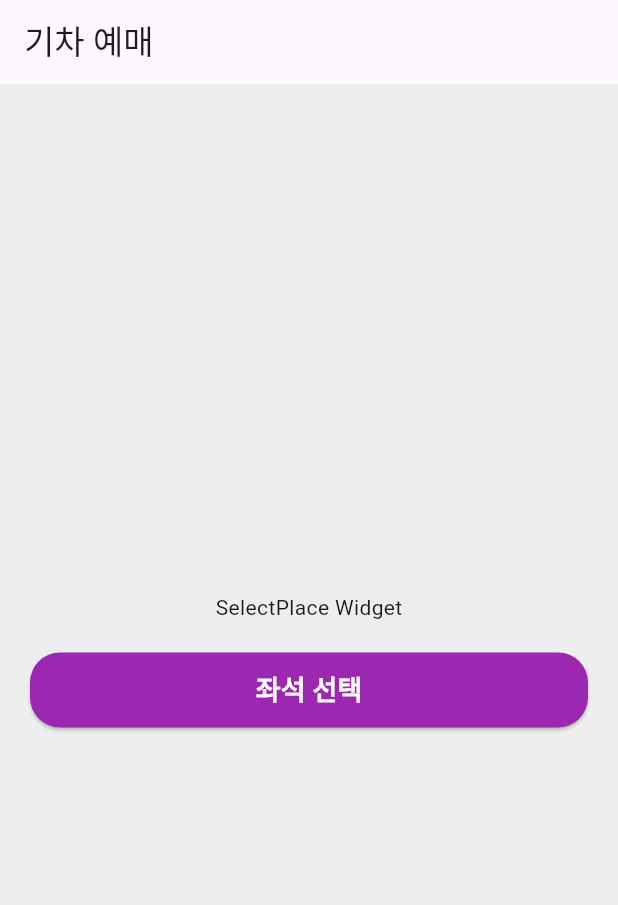
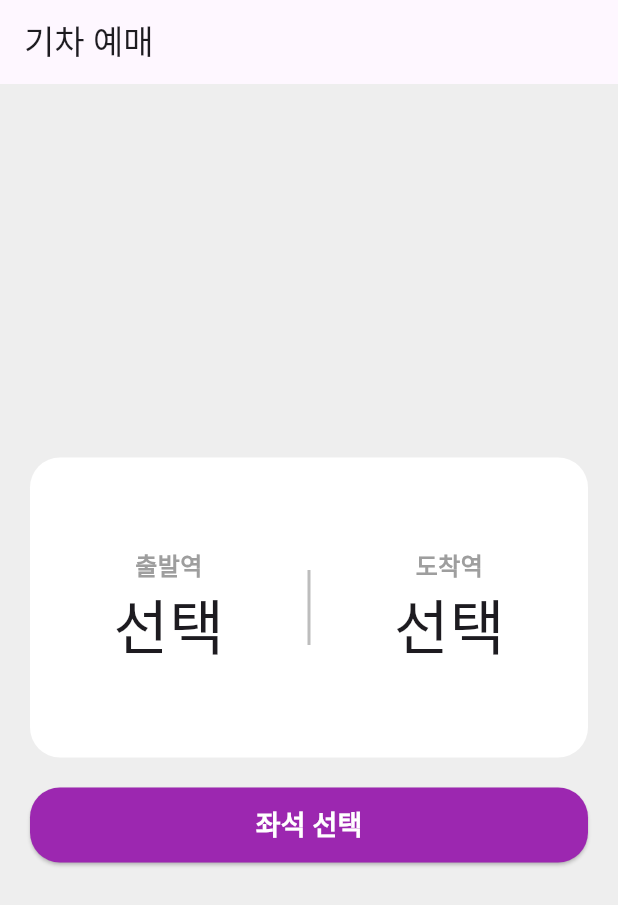
Before and after one commit to PolarisAnnie/flutter_train_app, a Flutter app: the screen it shows after launch, on a phone screen of 412 x 824 dp. Shown: the top 905 px of the screen. Run offline on Flutter 3.47's test engine with Material 3 defaults, Android fonts, the phone set to English and light mode, and no system bars.

Commit message:
feat: 도착역, 출발역 선택 필드 추가

```diff
--- a/lib/home_page/home_page.dart
+++ b/lib/home_page/home_page.dart
@@ -1,6 +1,6 @@
 import 'package:flutter/material.dart';
 import 'package:flutter_train_app/home_page/search_button.dart';
-import 'package:flutter_train_app/home_page/select_place.dart';
+import 'package:flutter_train_app/home_page/select_station.dart';
 
 class HomePage extends StatelessWidget {
   @override
@@ -15,7 +15,7 @@ class HomePage extends StatelessWidget {
         child: Column(
           //body 내 위젯 세로 가운데 정렬
           mainAxisAlignment: MainAxisAlignment.center,
-          children: [SelectPlace(), SizedBox(height: 20), SearchButton()],
+          children: [SelectStation(), SizedBox(height: 20), SearchButton()],
         ),
       ),
     );
--- a/lib/home_page/select_place.dart
+++ /dev/null
@@ -1,8 +0,0 @@
-import 'package:flutter/widgets.dart';
-
-class SelectPlace extends StatelessWidget {
-  @override
-  Widget build(BuildContext context) {
-    return Text('SelectPlace Widget');
-  }
-}
--- /dev/null
+++ b/lib/home_page/select_station.dart
@@ -0,0 +1,57 @@
+import 'package:flutter/material.dart';
+
+class SelectStation extends StatelessWidget {
+  @override
+  Widget build(BuildContext context) {
+    return Container(
+      // 출발역, 도착역 감싸고 있는 박스 스타일 적용
+      height: 200,
+      width: double.infinity,
+      decoration: BoxDecoration(
+        color: Colors.white,
+        borderRadius: BorderRadius.circular(20),
+      ),
+      child: Row(
+        mainAxisAlignment: MainAxisAlignment.spaceEvenly,
+        children: [
+          StationSelector("출발역"),
+          //세로선 스타일 적용
+          Container(
+            width: 2,
+            height: 50,
+            decoration: BoxDecoration(color: Colors.grey[400]),
+          ),
+          StationSelector("도착역"),
+        ],
+      ),
+    );
+  }
+}
+
+class StationSelector extends StatelessWidget {
+  StationSelector(this.status);
+  String status;
+
+  @override
+  Widget build(BuildContext context) {
+    return Column(
+      mainAxisAlignment: MainAxisAlignment.center,
+      children: [
+        stationStatus(status),
+        Text("선택", style: TextStyle(fontSize: 40)),
+      ],
+    );
+  }
+
+  // 중복되는 부분 함수화
+  Text stationStatus(String text) {
+    return Text(
+      text,
+      style: TextStyle(
+        fontSize: 16,
+        color: Colors.grey,
+        fontWeight: FontWeight.bold,
+      ),
+    );
+  }
+}
```
